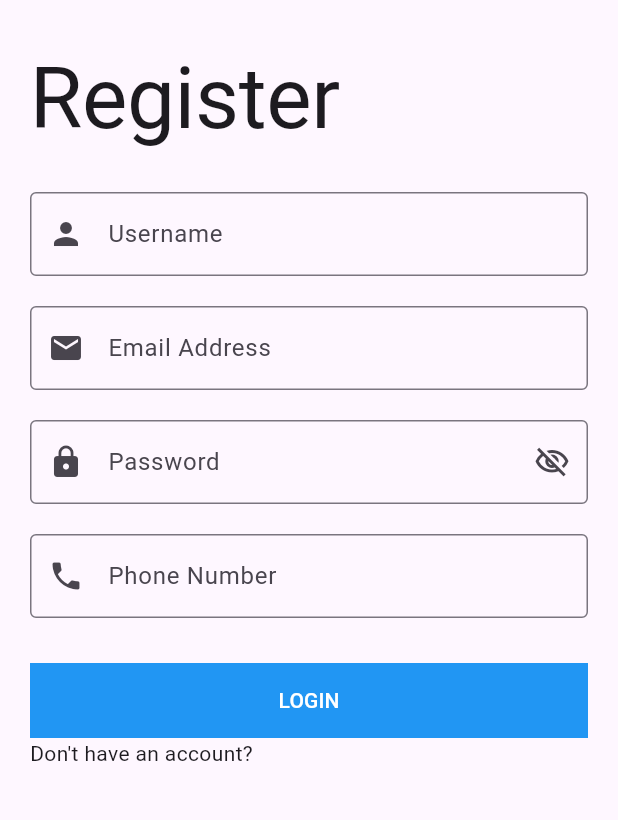
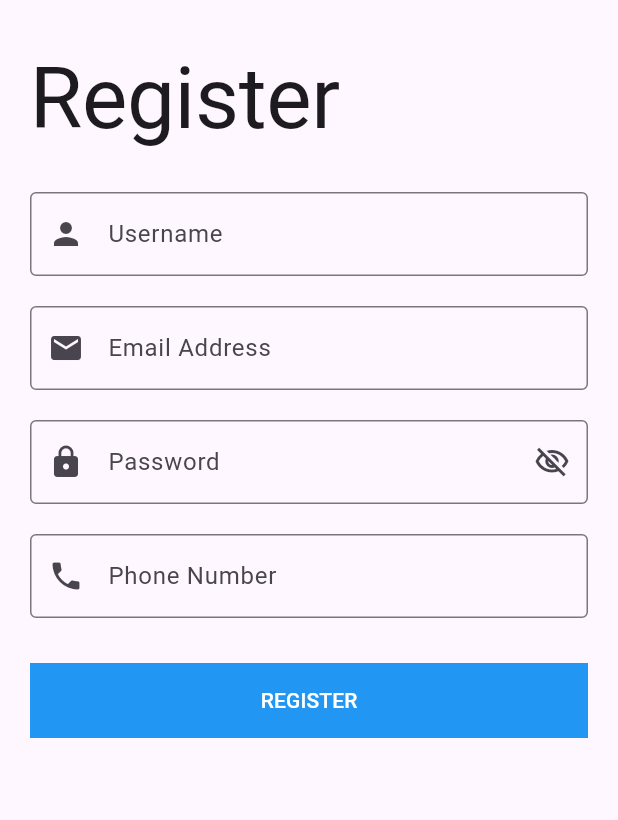
Before and after one commit to gh49/Social-App, a Flutter app: the RegisterScreen screen opened directly, on a phone screen of 412 x 824 dp, the part 63-883 px from its top. Run offline on Flutter 3.47's test engine with Material 2 defaults, Android fonts, the light colour scheme and no system bars; our stand-ins replace cloud_firestore, conditional_builder_null_safety, firebase_auth, firebase_core, flutter_bloc, fluttertoast; accounts and stored records are empty.

Commit message:
second commit

```diff
--- a/lib/modules/register/cubit.dart
+++ b/lib/modules/register/cubit.dart
@@ -31,7 +31,7 @@ class RegisterCubit extends Cubit<RegisterState> {
         email: email,
         password: password
     ).then((value) {
-      emit(RegisterSuccessState());
+      //emit(RegisterSuccessState());
       userCreate(
           uID: value.user!.uid,
           email: email,
@@ -57,7 +57,7 @@ class RegisterCubit extends Cubit<RegisterState> {
     );
 
     FirebaseFirestore.instance.
-    collection("users").doc("uID").
+    collection("users").doc(uID).
     set(user.toJson()).then((value) {
       emit(CreateUserSuccessState());
     }).catchError((error) {
--- a/lib/modules/register/register_screen.dart
+++ b/lib/modules/register/register_screen.dart
@@ -140,16 +140,9 @@ class RegisterScreen extends StatelessWidget {
                                 );
                               }
                             },
-                            text: 'LOGIN',
+                            text: 'REGISTER',
                           ),
                           fallback: (context) => Center(child: CircularProgressIndicator())
-                        ),
-                        Row(
-                          children: [
-                            Text(
-                              "Don't have an account?",
-                            ),
-                          ],
                         ),
                       ],
                     ),
```
Also changed, not shown: 1 other file.
